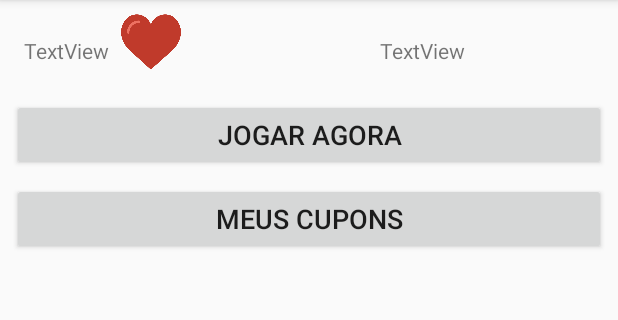
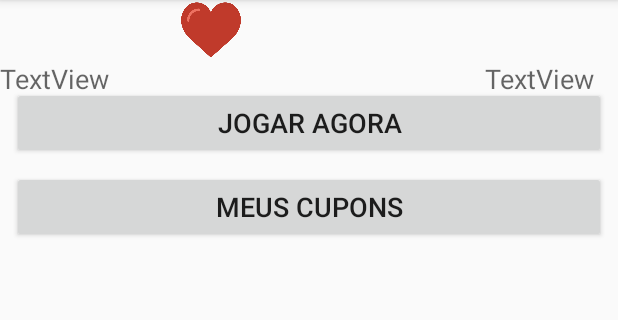
Before and after one commit to n-a-sistemas/Fast_Foodv0-0-0-3, an Android app: the MainActivity screen opened directly, with no data from a screen before it, on a phone screen of 412 x 824 dp, the part 84-404 px from its top. Run offline under Robolectric (Android 15) with nearby library versions, the phone set to English and light mode, and no system bars; our stand-ins replace Firebase (no records; nobody signed in at launch, a user with empty details on screens opened directly); 2 statements that could not run were skipped.

Commit message:
Merge branch 'master' of https://github.com/n-a-sistemas/Fast_Foodv0-0-0-3
# Conflicts:
#	app/src/main/java/com/example/fast_food30/MainActivity.java

```diff
--- a/app/build.gradle
+++ b/app/build.gradle
@@ -22,7 +22,7 @@ android {
 
 dependencies {
     implementation fileTree(dir: 'libs', include: ['*.jar'])
-    implementation 'androidx.appcompat:appcompat:1.0.2'
+    implementation 'androidx.appcompat:appcompat:1.0.1'
     implementation 'androidx.constraintlayout:constraintlayout:1.1.3'
     implementation 'com.firebaseui:firebase-ui-auth:4.3.1'
     implementation 'com.google.firebase:firebase-auth:16.0.5'
--- a/app/src/main/res/layout/activity_main.xml
+++ b/app/src/main/res/layout/activity_main.xml
@@ -10,34 +10,32 @@
         android:id="@+id/text_view_pontos"
         android:layout_width="wrap_content"
         android:layout_height="wrap_content"
-        android:layout_marginStart="100dp"
-        android:layout_marginTop="24dp"
-        android:layout_marginEnd="70dp"
+        android:layout_marginTop="40dp"
+        android:layout_marginEnd="16dp"
         android:text="TextView"
+        android:textAppearance="@style/TextAppearance.AppCompat.Medium"
         app:layout_constraintEnd_toEndOf="parent"
-        app:layout_constraintStart_toEndOf="@+id/image_view_coracao"
         app:layout_constraintTop_toTopOf="parent" />
 
     <ImageView
         android:id="@+id/image_view_coracao"
         android:layout_width="40dp"
         android:layout_height="40dp"
-        android:layout_marginStart="8dp"
-        android:layout_marginTop="8dp"
+        android:layout_marginStart="48dp"
+        android:contentDescription="TODO"
         app:layout_constraintStart_toEndOf="@+id/text_view_vida"
-        app:layout_constraintTop_toTopOf="parent"
         app:srcCompat="@drawable/coracao"
-        android:contentDescription="TODO" />
+        tools:layout_editor_absoluteY="32dp" />
 
     <TextView
         android:id="@+id/text_view_vida"
         android:layout_width="wrap_content"
         android:layout_height="wrap_content"
-        android:layout_marginStart="16dp"
-        android:layout_marginTop="24dp"
+        android:layout_marginTop="40dp"
         android:text="TextView"
-        app:layout_constraintStart_toStartOf="parent"
-        app:layout_constraintTop_toTopOf="parent" />
+        android:textAppearance="@style/TextAppearance.AppCompat.Medium"
+        app:layout_constraintTop_toTopOf="parent"
+        tools:layout_editor_absoluteX="16dp" />
 
     <Button
         android:id="@+id/btn_jogar_agora"
```
Also changed, not shown: app/src/main/java/com/example/fast_food30/ActivityPerguntas.java (+145 -4 lines).
